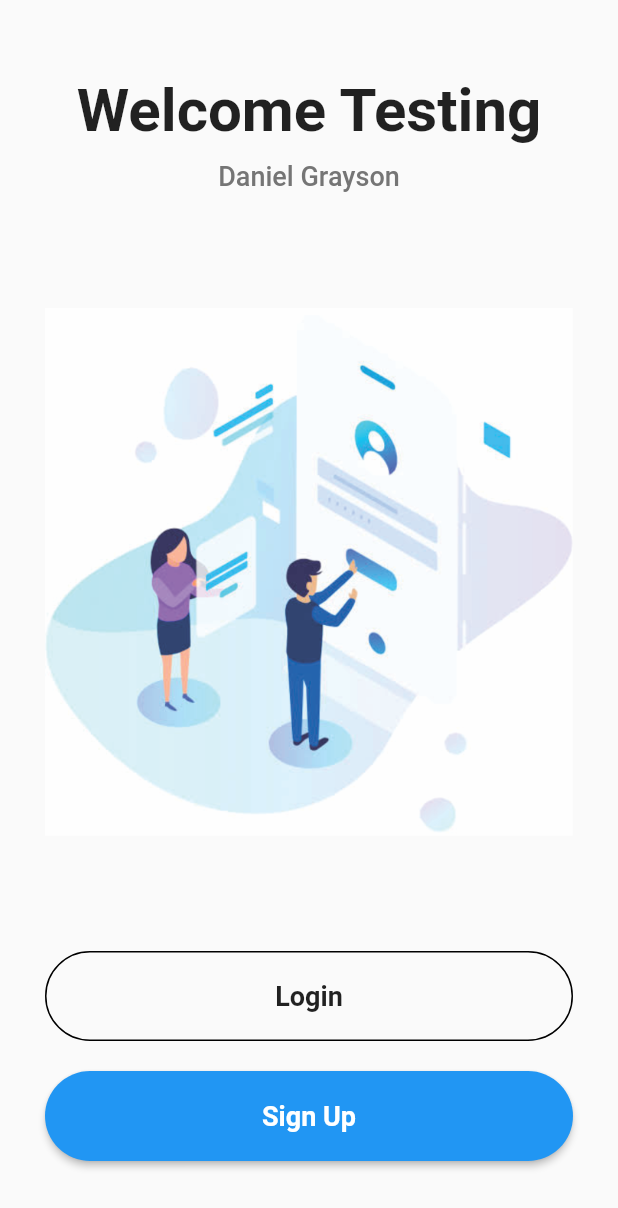
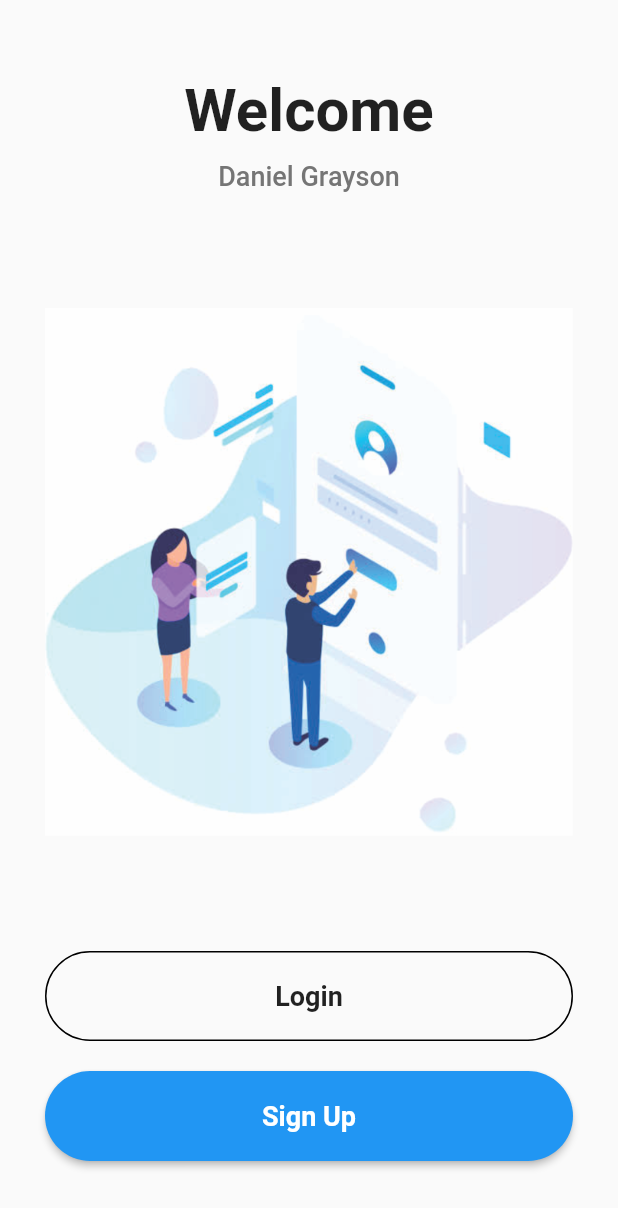
Before and after one commit to Daniel-Grayson/FlutterSignInApp, a Flutter app: the screen it shows after launch, on a phone screen of 412 x 824 dp. Shown: the top 1208 px of the screen. Run offline on Flutter 3.47's test engine with Material 2 defaults, Android fonts, the light colour scheme and no system bars.

Commit message:
first commit

```diff
--- a/lib/UI/home.dart
+++ b/lib/UI/home.dart
@@ -25,7 +25,7 @@ class _HomePageState extends State<HomePage> {
             Column(
               children: [
                 const Text(
-                  "Welcome Testing",
+                  "Welcome",
                   style: TextStyle(fontSize: 40.0, fontWeight: FontWeight.bold),
                 ),
                 const SizedBox(
```
